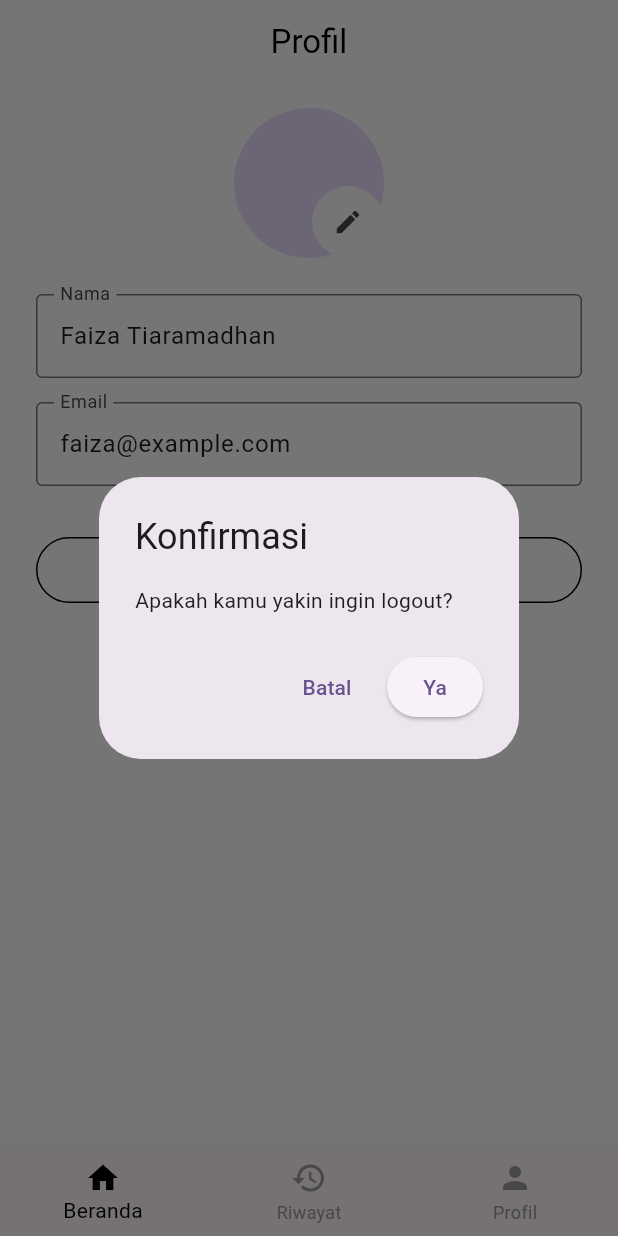
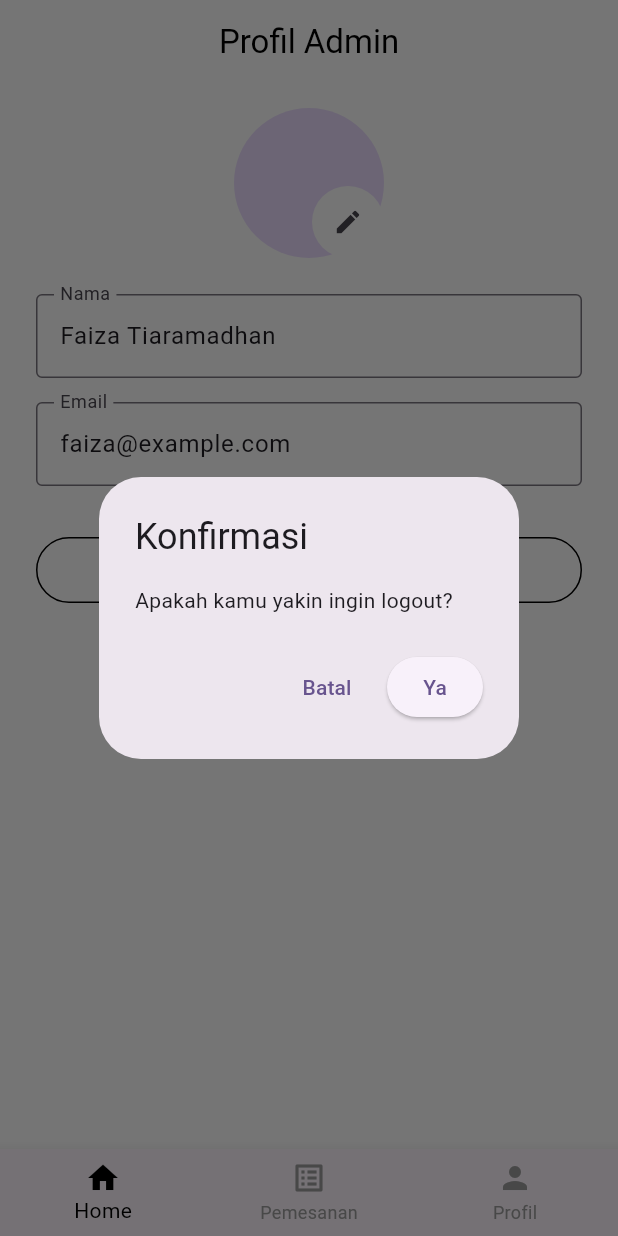
Before and after one commit to faizaST/klmpk_3, a Flutter app: the screen it shows after launch, after a tap on "Log Out", on a phone screen of 412 x 824 dp. Run offline on Flutter 3.47's test engine with Material 3 defaults, Android fonts, the phone set to English and light mode, and no system bars.

Commit message:
menambahkan profil admin

```diff
--- a/lib/main.dart
+++ b/lib/main.dart
@@ -1,6 +1,7 @@
 import 'package:flutter/material.dart';
 import 'package:klmpk_3/screens/user/profil_page.dart';
 import 'screens/splash/splashscreen_page.dart';
+import 'screens/admin/admin_profil_page.dart';
 
 void main() {
   runApp(const MyApp());
@@ -17,7 +18,7 @@ class MyApp extends StatelessWidget {
       theme: ThemeData(
         colorScheme: ColorScheme.fromSeed(seedColor: Colors.deepPurple),
       ),
-      home: ProfilPage()
+      home: AdminProfilPage()
     );
   }
 }
--- /dev/null
+++ b/lib/screens/admin/admin_profil_page.dart
@@ -0,0 +1,171 @@
+import 'package:flutter/material.dart';
+//import 'pemesanan_page.dart';
+//import 'admin_home_page.dart';
+
+class AdminProfilPage extends StatefulWidget {
+  const AdminProfilPage({super.key});
+
+  @override
+  State<AdminProfilPage> createState() => _AdminProfilPageState();
+}
+
+class _AdminProfilPageState extends State<AdminProfilPage> {
+  int _selectedIndex = 2;
+
+  final TextEditingController _namaController = TextEditingController(
+    text: 'Faiza Tiaramadhan',
+  );
+  final TextEditingController _emailController = TextEditingController(
+    text: 'faiza@example.com',
+  );
+
+  void _onNavTapped(int index) {
+    if (index == _selectedIndex) return;
+
+    setState(() => _selectedIndex = index);
+
+    switch (index) {
+      case 0:
+        //Navigator.pushReplacement(
+          //context,
+          //MaterialPageRoute(builder: (_) => AdminHomePage()),
+        //);
+        break;
+      case 1:
+        //Navigator.pushReplacement(
+          //context,
+          //MaterialPageRoute(builder: (_) => PemesananPage()),
+        //);
+        break;
+      case 2:
+        // Stay on Profil
+        break;
+    }
+  }
+
+  void _logout() {
+    showDialog(
+      context: context,
+      builder:
+          (_) => AlertDialog(
+            title: const Text('Konfirmasi'),
+            content: const Text('Apakah kamu yakin ingin logout?'),
+            actions: [
+              TextButton(
+                onPressed: () => Navigator.pop(context),
+                child: const Text('Batal'),
+              ),
+              ElevatedButton(
+                onPressed: () {
+                  Navigator.pop(context);
+                  ScaffoldMessenger.of(context).showSnackBar(
+                    const SnackBar(content: Text('Berhasil logout')),
+                  );
+                },
+                child: const Text('Ya'),
+              ),
+            ],
+          ),
+    );
+  }
+
+  @override
+  Widget build(BuildContext context) {
+    return Scaffold(
+      backgroundColor: Colors.white,
+      appBar: AppBar(
+        title: const Text('Profil Admin'),
+        centerTitle: true,
+        backgroundColor: Colors.white,
+        foregroundColor: Colors.black,
+        elevation: 0,
+      ),
+      body: SingleChildScrollView(
+        padding: const EdgeInsets.symmetric(horizontal: 24, vertical: 16),
+        child: Column(
+          children: [
+            Stack(
+              alignment: Alignment.bottomRight,
+              children: [
+                const CircleAvatar(
+                  radius: 50,
+                  backgroundImage: AssetImage('assets/avatar.png'),
+                ),
+                Positioned(
+                  bottom: 0,
+                  right: 0,
+                  child: Container(
+                    decoration: const BoxDecoration(
+                      color: Colors.white,
+                      shape: BoxShape.circle,
+                    ),
+                    child: IconButton(
+                      icon: const Icon(Icons.edit, size: 20),
+                      onPressed: () {
+                        ScaffoldMessenger.of(context).showSnackBar(
+                          const SnackBar(
+                            content: Text("Fitur ubah foto belum tersedia"),
+                          ),
+                        );
+                      },
+                    ),
+                  ),
+                ),
+              ],
+            ),
+            const SizedBox(height: 24),
+            TextField(
+              controller: _namaController,
+              decoration: const InputDecoration(
+                labelText: 'Nama',
+                border: OutlineInputBorder(),
+              ),
+            ),
+            const SizedBox(height: 16),
+            TextField(
+              controller: _emailController,
+              decoration: const InputDecoration(
+                labelText: 'Email',
+                border: OutlineInputBorder(),
+              ),
+            ),
+            const SizedBox(height: 32),
+            SizedBox(
+              width: double.infinity,
+              child: OutlinedButton(
+                onPressed: _logout,
+                style: OutlinedButton.styleFrom(
+                  side: const BorderSide(color: Colors.black),
+                  shape: RoundedRectangleBorder(
+                    borderRadius: BorderRadius.circular(30),
+                  ),
+                ),
+                child: const Padding(
+                  padding: EdgeInsets.symmetric(vertical: 12),
+                  child: Text(
+                    'Log Out',
+                    style: TextStyle(fontWeight: FontWeight.bold),
+                  ),
+                ),
+              ),
+            ),
+          ],
+        ),
+      ),
+      bottomNavigationBar: BottomNavigationBar(
+        currentIndex: _selectedIndex,
+        onTap: _onNavTapped,
+        selectedItemColor: Colors.black,
+        unselectedItemColor: Colors.grey,
+        items: const [
+          BottomNavigationBarItem(icon: Icon(Icons.home), label: 'Home'),
+          BottomNavigationBarItem(
+            icon: Icon(Icons.list_alt),
+            label: 'Pemesanan',
+          ),
+          BottomNavigationBarItem(icon: Icon(Icons.person), label: 'Profil'),
+        ],
+     ),
+);
+}
+}
```
